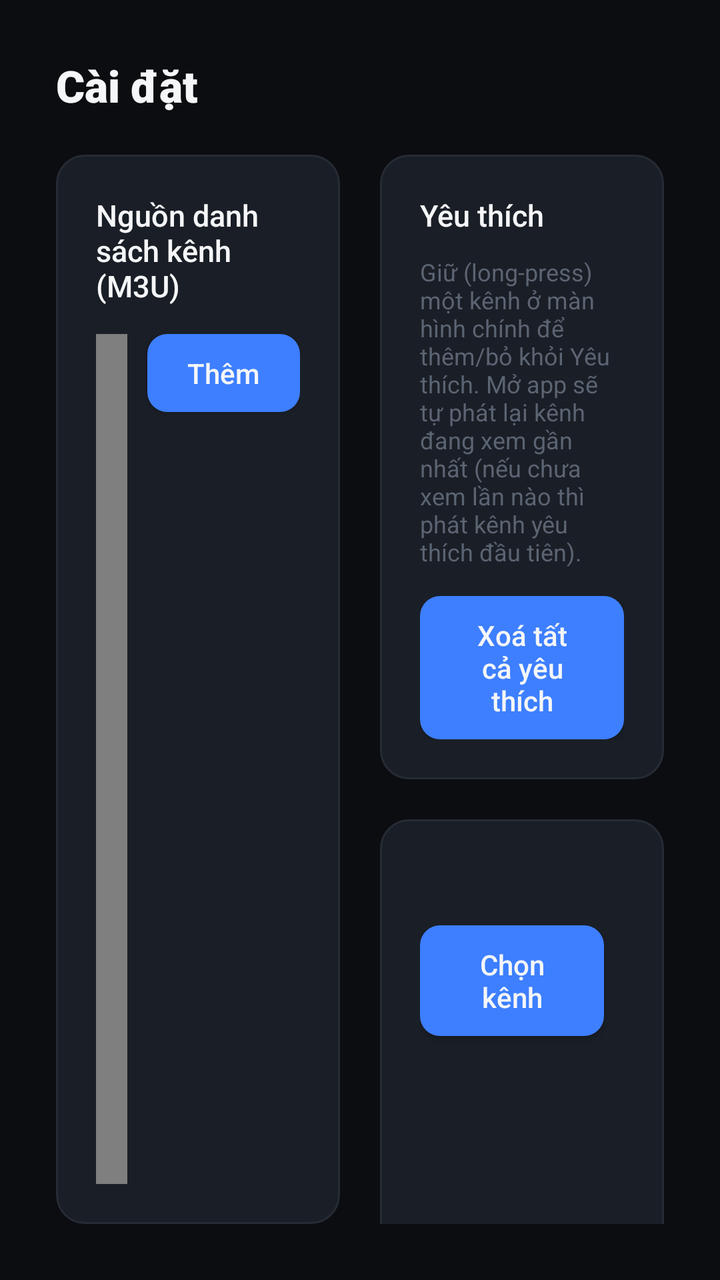
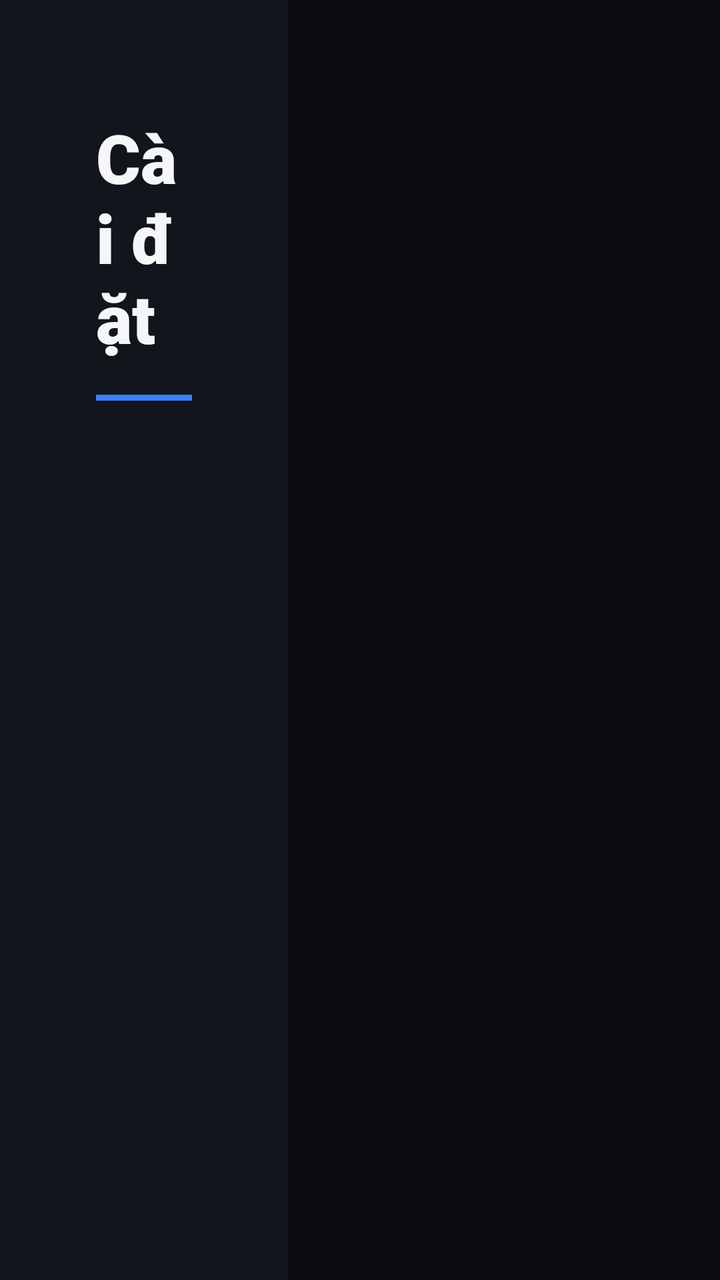

Screens rendered from an Android XML layout before and after an edit, with the pre-edit source and the edit as a unified diff.
<!-- AndroidManifest.xml: application theme Theme.VnTv -->
<!-- res/layout/activity_settings.xml -->
<?xml version="1.0" encoding="utf-8"?>
<LinearLayout xmlns:android="http://schemas.android.com/apk/res/android"
    android:layout_width="match_parent"
    android:layout_height="match_parent"
    android:orientation="vertical"
    android:background="@color/bg_base"
    android:padding="28dp">

    <TextView
        android:layout_width="match_parent"
        android:layout_height="wrap_content"
        android:text="@string/settings_screen_title"
        android:textColor="@color/text_primary"
        android:fontFamily="sans-serif-black"
        android:textSize="22sp"
        android:paddingBottom="20dp" />

    <LinearLayout
        android:layout_width="match_parent"
        android:layout_height="0dp"
        android:layout_weight="1"
        android:orientation="horizontal">

        <LinearLayout
            android:layout_width="0dp"
            android:layout_height="match_parent"
            android:layout_weight="1"
            android:layout_marginEnd="20dp"
            android:orientation="vertical"
            android:background="@drawable/card_background"
            android:padding="20dp">

            <TextView
                android:layout_width="match_parent"
                android:layout_height="wrap_content"
                android:text="@string/settings_title"
                android:textColor="@color/text_primary"
                android:fontFamily="sans-serif-medium"
                android:textSize="15sp"
                android:paddingBottom="14dp" />

            <LinearLayout
                android:layout_width="match_parent"
                android:layout_height="wrap_content"
                android:orientation="horizontal">

                <com.example.vntv.TvEditText
                    android:id="@+id/url_input"
                    android:layout_width="0dp"
                    android:layout_weight="1"
                    android:layout_height="wrap_content"
                    android:layout_marginEnd="10dp"
                    style="@style/Widget.VnTv.EditText"
                    android:inputType="textUri"
                    android:imeOptions="actionDone"
                    android:hint="@string/url_hint" />

                <Button
                    android:id="@+id/add_button"
                    android:layout_width="wrap_content"
                    android:layout_height="wrap_content"
                    style="@style/Widget.VnTv.Button"
                    android:text="@string/add" />
            </LinearLayout>

            <TextView
                android:layout_width="match_parent"
                android:layout_height="wrap_content"
                android:text="@string/remove_hint"
                android:textColor="@color/text_tertiary"
                android:textSize="12sp"
                android:paddingTop="12dp"
                android:paddingBottom="8dp" />

            <ListView
                android:id="@+id/url_list"
                android:layout_width="match_parent"
                android:layout_height="0dp"
                android:layout_weight="1"
                android:divider="@null"
                android:dividerHeight="4dp" />
        </LinearLayout>

        <ScrollView
            android:layout_width="0dp"
            android:layout_height="match_parent"
            android:layout_weight="1"
            android:scrollbars="none">

        <LinearLayout
            android:layout_width="match_parent"
            android:layout_height="wrap_content"
            android:orientation="vertical">

            <LinearLayout
                android:layout_width="match_parent"
                android:layout_height="wrap_content"
                android:orientation="vertical"
                android:background="@drawable/card_background"
                android:padding="20dp">

                <TextView
                    android:layout_width="match_parent"
                    android:layout_height="wrap_content"
                    android:text="@string/favorites_section_title"
                    android:textColor="@color/text_primary"
                    android:fontFamily="sans-serif-medium"
                    android:textSize="15sp"
                    android:paddingBottom="10dp" />

                <TextView
                    android:layout_width="match_parent"
                    android:layout_height="wrap_content"
                    android:text="@string/default_channel_hint"
                    android:textColor="@color/text_tertiary"
                    android:textSize="12sp"
                    android:paddingBottom="14dp" />

                <LinearLayout
                    android:layout_width="match_parent"
                    android:layout_height="wrap_content"
                    android:orientation="horizontal"
                    android:gravity="center_vertical">

                    <TextView
                        android:id="@+id/default_channel_value"
                        android:layout_width="0dp"
                        android:layout_weight="1"
                        android:layout_height="wrap_content"
                        android:textColor="@color/text_secondary"
                        android:textSize="14sp" />

                    <Button
                        android:id="@+id/clear_default_button"
                        android:layout_width="wrap_content"
                        android:layout_height="wrap_content"
                        style="@style/Widget.VnTv.Button"
                        android:text="@string/clear_favorites" />
                </LinearLayout>
            </LinearLayout>

            <LinearLayout
                android:layout_width="match_parent"
                android:layout_height="wrap_content"
                android:layout_marginTop="20dp"
                android:orientation="vertical"
                android:background="@drawable/card_background"
                android:padding="20dp">

                <TextView
                    android:id="@+id/hotkey_value"
                    android:layout_width="match_parent"
                    android:layout_height="wrap_content"
                    android:paddingBottom="14dp"
                    android:textColor="@color/text_secondary"
                    android:textSize="14sp" />

                <LinearLayout
                    android:layout_width="wrap_content"
                    android:layout_height="wrap_content"
                    android:layout_gravity="end"
                    android:orientation="horizontal">

                    <Button
                        android:id="@+id/hotkey_button"
                        android:layout_width="wrap_content"
                        android:layout_height="wrap_content"
                        android:layout_marginEnd="10dp"
                        style="@style/Widget.VnTv.Button"
                        android:text="@string/hotkey_choose" />

                    <Button
                        android:id="@+id/system_settings_button"
                        android:layout_width="wrap_content"
                        android:layout_height="wrap_content"
                        style="@style/Widget.VnTv.Button"
                        android:text="@string/system_settings" />
                </LinearLayout>
            </LinearLayout>

            <LinearLayout
                android:layout_width="match_parent"
                android:layout_height="wrap_content"
                android:layout_marginTop="20dp"
                android:orientation="vertical"
                android:background="@drawable/card_background"
                android:padding="20dp">

                <TextView
                    android:id="@+id/home_value"
                    android:layout_width="match_parent"
                    android:layout_height="wrap_content"
                    android:paddingBottom="14dp"
                    android:textColor="@color/text_secondary"
                    android:textSize="14sp" />

                <Button
                    android:id="@+id/home_button"
                    android:layout_width="wrap_content"
                    android:layout_height="wrap_content"
                    android:layout_gravity="end"
                    style="@style/Widget.VnTv.Button" />
            </LinearLayout>

            <LinearLayout
                android:layout_width="match_parent"
                android:layout_height="wrap_content"
                android:layout_marginTop="20dp"
                android:orientation="horizontal"
                android:gravity="center_vertical"
                android:background="@drawable/card_background"
                android:padding="20dp">

                <TextView
                    android:id="@+id/clock_value"
                    android:layout_width="0dp"
                    android:layout_weight="1"
                    android:layout_height="wrap_content"
                    android:textColor="@color/text_secondary"
                    android:textSize="14sp" />

                <Button
                    android:id="@+id/clock_button"
                    android:layout_width="wrap_content"
                    android:layout_height="wrap_content"
                    style="@style/Widget.VnTv.Button"
                    android:text="@string/clock_change" />
            </LinearLayout>
        </LinearLayout>
        </ScrollView>
    </LinearLayout>
</LinearLayout>
<!-- resources referenced by this layout -->
<resources>
  <color name="text_tertiary">#5B6472</color>
  <!-- drawable card_background (drawable) -->
  <?xml version="1.0" encoding="utf-8"?>
  <shape xmlns:android="http://schemas.android.com/apk/res/android" android:shape="rectangle">
      <solid android:color="@color/surface_card" />
      <corners android:radius="14dp" />
      <stroke android:width="1dp" android:color="@color/border_subtle" />
  </shape>
  <string name="add">Thêm</string>
  <string name="clear_favorites">Xoá tất cả yêu thích</string>
  <string name="clock_change">Đổi vị trí</string>
  <string name="default_channel_hint">Giữ (long-press) một kênh ở màn hình chính để thêm/bỏ khỏi Yêu thích. Mở app sẽ tự phát lại kênh đang xem gần nhất (nếu chưa xem lần nào thì phát kênh yêu thích đầu tiên).</string>
  <string name="favorites_section_title">Yêu thích</string>
  <string name="hotkey_choose">Chọn kênh</string>
  <string name="remove_hint">Giữ (long-press) một link để xoá</string>
  <string name="settings_title">Nguồn danh sách kênh (M3U)</string>
  <string name="system_settings">Cài đặt hệ thống</string>
  <string name="url_hint">Dán link .m3u / .m3u8</string>
  <style name="Widget.VnTv.Button" parent="Widget.AppCompat.Button">
          <item name="android:background">@drawable/button_background</item>
          <item name="android:textColor">@color/text_primary</item>
          <item name="android:textAllCaps">false</item>
          <item name="android:fontFamily">sans-serif-medium</item>
          <item name="android:paddingLeft">20dp</item>
          <item name="android:paddingRight">20dp</item>
          <item name="android:paddingTop">10dp</item>
          <item name="android:paddingBottom">10dp</item>
          <item name="android:minWidth">0dp</item>
          <item name="android:minHeight">0dp</item>
      </style>
  <style name="Widget.VnTv.EditText" parent="Widget.AppCompat.EditText">
          <item name="android:background">@drawable/edittext_background</item>
          <item name="android:textColor">@color/text_primary</item>
          <item name="android:textColorHint">@color/text_tertiary</item>
          <item name="android:paddingLeft">14dp</item>
          <item name="android:paddingRight">14dp</item>
          <item name="android:paddingTop">10dp</item>
          <item name="android:paddingBottom">10dp</item>
      </style>
  <color name="surface_card">#1A1E26</color>
  <color name="border_subtle">#262B35</color>
  <!-- drawable button_background (drawable) -->
  <?xml version="1.0" encoding="utf-8"?>
  <selector xmlns:android="http://schemas.android.com/apk/res/android">
      <item android:state_focused="true">
          <shape android:shape="rectangle">
              <solid android:color="@color/accent_light" />
              <corners android:radius="10dp" />
          </shape>
      </item>
      <item android:state_pressed="true">
          <shape android:shape="rectangle">
              <solid android:color="@color/accent_dark" />
              <corners android:radius="10dp" />
          </shape>
      </item>
      <item>
          <shape android:shape="rectangle">
              <solid android:color="@color/accent" />
              <corners android:radius="10dp" />
          </shape>
      </item>
  </selector>
  <!-- drawable edittext_background (drawable) -->
  <?xml version="1.0" encoding="utf-8"?>
  <selector xmlns:android="http://schemas.android.com/apk/res/android">
      <item android:state_focused="true">
          <shape android:shape="rectangle">
              <solid android:color="@color/surface_card_focused" />
              <corners android:radius="10dp" />
              <stroke android:width="2dp" android:color="@color/accent" />
          </shape>
      </item>
      <item>
          <shape android:shape="rectangle">
              <solid android:color="@color/surface_card" />
              <corners android:radius="10dp" />
              <stroke android:width="1dp" android:color="@color/border_subtle" />
          </shape>
      </item>
  </selector>
  <color name="accent_light">#6AA0FF</color>
  <color name="accent_dark">#2D63D6</color>
  <color name="surface_card_focused">#232935</color>
  <!-- unchanged entries left out for length: 7 -->
</resources>

<!-- the commit's change to res/layout/activity_settings.xml (unified diff, before → after) -->
@@ -2,231 +2,63 @@
 <LinearLayout xmlns:android="http://schemas.android.com/apk/res/android"
     android:layout_width="match_parent"
     android:layout_height="match_parent"
-    android:orientation="vertical"
-    android:background="@color/bg_base"
-    android:padding="28dp">
-
-    <TextView
-        android:layout_width="match_parent"
-        android:layout_height="wrap_content"
-        android:text="@string/settings_screen_title"
-        android:textColor="@color/text_primary"
-        android:fontFamily="sans-serif-black"
-        android:textSize="22sp"
-        android:paddingBottom="20dp" />
+    android:orientation="horizontal"
+    android:background="@color/bg_base">
 
     <LinearLayout
-        android:layout_width="match_parent"
-        android:layout_height="0dp"
-        android:layout_weight="1"
-        android:orientation="horizontal">
+        android:layout_width="0dp"
+        android:layout_height="match_parent"
+        android:layout_weight="2"
+        android:orientation="vertical"
+        android:background="@color/surface_sidebar"
+        android:paddingHorizontal="48dp"
+        android:paddingTop="56dp">
+
+        <TextView
+            android:layout_width="match_parent"
+            android:layout_height="wrap_content"
+            android:text="@string/settings_screen_title"
+            android:textColor="@color/text_primary"
+            android:fontFamily="sans-serif-black"
+            android:textSize="34sp" />
+
+        <View
+            android:layout_width="48dp"
+            android:layout_height="3dp"
+            android:layout_marginTop="16dp"
+            android:layout_marginBottom="40dp"
+            android:background="@color/accent" />
+
+        <TextView
+            android:id="@+id/detail_title"
+            android:layout_width="match_parent"
+            android:layout_height="wrap_content"
+            android:textColor="@color/text_primary"
+            android:fontFamily="sans-serif-medium"
+            android:textSize="24sp" />
+
+        <TextView
+            android:id="@+id/detail_text"
+            android:layout_width="match_parent"
+            android:layout_height="wrap_content"
+            android:layout_marginTop="14dp"
+            android:lineSpacingExtra="6dp"
+            android:textColor="@color/text_secondary"
+            android:textSize="18sp" />
+    </LinearLayout>
+
+    <ScrollView
+        android:layout_width="0dp"
+        android:layout_height="match_parent"
+        android:layout_weight="3"
+        android:scrollbars="none">
 
         <LinearLayout
-            android:layout_width="0dp"
-            android:layout_height="match_parent"
-            android:layout_weight="1"
-            android:layout_marginEnd="20dp"
-            android:orientation="vertical"
-            android:background="@drawable/card_background"
-            android:padding="20dp">
-
-            <TextView
-                android:layout_width="match_parent"
-                android:layout_height="wrap_content"
-                android:text="@string/settings_title"
-                android:textColor="@color/text_primary"
-                android:fontFamily="sans-serif-medium"
-                android:textSize="15sp"
-                android:paddingBottom="14dp" />
-
-            <LinearLayout
-                android:layout_width="match_parent"
-                android:layout_height="wrap_content"
-                android:orientation="horizontal">
-
-                <com.example.vntv.TvEditText
-                    android:id="@+id/url_input"
-                    android:layout_width="0dp"
-                    android:layout_weight="1"
-                    android:layout_height="wrap_content"
-                    android:layout_marginEnd="10dp"
-                    style="@style/Widget.VnTv.EditText"
-                    android:inputType="textUri"
-                    android:imeOptions="actionDone"
-                    android:hint="@string/url_hint" />
-
-                <Button
-                    android:id="@+id/add_button"
-                    android:layout_width="wrap_content"
-                    android:layout_height="wrap_content"
-                    style="@style/Widget.VnTv.Button"
-                    android:text="@string/add" />
-            </LinearLayout>
-
-            <TextView
-                android:layout_width="match_parent"
-                android:layout_height="wrap_content"
-                android:text="@string/remove_hint"
-                android:textColor="@color/text_tertiary"
-                android:textSize="12sp"
-                android:paddingTop="12dp"
-                android:paddingBottom="8dp" />
-
-            <ListView
-                android:id="@+id/url_list"
-                android:layout_width="match_parent"
-                android:layout_height="0dp"
-                android:layout_weight="1"
-                android:divider="@null"
-                android:dividerHeight="4dp" />
-        </LinearLayout>
-
-        <ScrollView
-            android:layout_width="0dp"
-            android:layout_height="match_parent"
-            android:layout_weight="1"
-            android:scrollbars="none">
-
-        <LinearLayout
+            android:id="@+id/settings_list"
             android:layout_width="match_parent"
             android:layout_height="wrap_content"
-            android:orientation="vertical">
-
-            <LinearLayout
-                android:layout_width="match_parent"
-                android:layout_height="wrap_content"
-                android:orientation="vertical"
-                android:background="@drawable/card_background"
-                android:padding="20dp">
-
-                <TextView
-                    android:layout_width="match_parent"
-                    android:layout_height="wrap_content"
-                    android:text="@string/favorites_section_title"
-                    android:textColor="@color/text_primary"
-                    android:fontFamily="sans-serif-medium"
-                    android:textSize="15sp"
-                    android:paddingBottom="10dp" />
-
-                <TextView
-                    android:layout_width="match_parent"
-                    android:layout_height="wrap_content"
-                    android:text="@string/default_channel_hint"
-                    android:textColor="@color/text_tertiary"
-                    android:textSize="12sp"
-                    android:paddingBottom="14dp" />
-
-                <LinearLayout
-                    android:layout_width="match_parent"
-                    android:layout_height="wrap_content"
-                    android:orientation="horizontal"
-                    android:gravity="center_vertical">
-
-                    <TextView
-                        android:id="@+id/default_channel_value"
-                        android:layout_width="0dp"
-                        android:layout_weight="1"
-                        android:layout_height="wrap_content"
-                        android:textColor="@color/text_secondary"
-                        android:textSize="14sp" />
-
-                    <Button
-                        android:id="@+id/clear_default_button"
-                        android:layout_width="wrap_content"
-                        android:layout_height="wrap_content"
-                        style="@style/Widget.VnTv.Button"
-                        android:text="@string/clear_favorites" />
-                </LinearLayout>
-            </LinearLayout>
-
-            <LinearLayout
-                android:layout_width="match_parent"
-                android:layout_height="wrap_content"
-                android:layout_marginTop="20dp"
-                android:orientation="vertical"
-                android:background="@drawable/card_background"
-                android:padding="20dp">
-
-                <TextView
-                    android:id="@+id/hotkey_value"
-                    android:layout_width="match_parent"
-                    android:layout_height="wrap_content"
-                    android:paddingBottom="14dp"
-                    android:textColor="@color/text_secondary"
-                    android:textSize="14sp" />
-
-                <LinearLayout
-                    android:layout_width="wrap_content"
-                    android:layout_height="wrap_content"
-                    android:layout_gravity="end"
-                    android:orientation="horizontal">
-
-                    <Button
-                        android:id="@+id/hotkey_button"
-                        android:layout_width="wrap_content"
-                        android:layout_height="wrap_content"
-                        android:layout_marginEnd="10dp"
-                        style="@style/Widget.VnTv.Button"
-                        android:text="@string/hotkey_choose" />
-
-                    <Button
-                        android:id="@+id/system_settings_button"
-                        android:layout_width="wrap_content"
-                        android:layout_height="wrap_content"
-                        style="@style/Widget.VnTv.Button"
-                        android:text="@string/system_settings" />
-                </LinearLayout>
-            </LinearLayout>
-
-            <LinearLayout
-                android:layout_width="match_parent"
-                android:layout_height="wrap_content"
-                android:layout_marginTop="20dp"
-                android:orientation="vertical"
-                android:background="@drawable/card_background"
-                android:padding="20dp">
-
-                <TextView
-                    android:id="@+id/home_value"
-                    android:layout_width="match_parent"
-                    android:layout_height="wrap_content"
-                    android:paddingBottom="14dp"
-                    android:textColor="@color/text_secondary"
-                    android:textSize="14sp" />
-
-                <Button
-                    android:id="@+id/home_button"
-                    android:layout_width="wrap_content"
-                    android:layout_height="wrap_content"
-                    android:layout_gravity="end"
-                    style="@style/Widget.VnTv.Button" />
-            </LinearLayout>
-
-            <LinearLayout
-                android:layout_width="match_parent"
-                android:layout_height="wrap_content"
-                android:layout_marginTop="20dp"
-                android:orientation="horizontal"
-                android:gravity="center_vertical"
-                android:background="@drawable/card_background"
-                android:padding="20dp">
-
-                <TextView
-                    android:id="@+id/clock_value"
-                    android:layout_width="0dp"
-                    android:layout_weight="1"
-                    android:layout_height="wrap_content"
-                    android:textColor="@color/text_secondary"
-                    android:textSize="14sp" />
-
-                <Button
-                    android:id="@+id/clock_button"
-                    android:layout_width="wrap_content"
-                    android:layout_height="wrap_content"
-                    style="@style/Widget.VnTv.Button"
-                    android:text="@string/clock_change" />
-            </LinearLayout>
-        </LinearLayout>
-        </ScrollView>
-    </LinearLayout>
+            android:orientation="vertical"
+            android:paddingTop="40dp"
+            android:paddingBottom="40dp" />
+    </ScrollView>
 </LinearLayout>
<!-- resource entries referenced after the edit -->
@@ -1,89 +1,6 @@
 <!-- resources referenced by this layout -->
 <resources>
-  <color name="text_tertiary">#5B6472</color>
-  <!-- drawable card_background (drawable) -->
-  <?xml version="1.0" encoding="utf-8"?>
-  <shape xmlns:android="http://schemas.android.com/apk/res/android" android:shape="rectangle">
-      <solid android:color="@color/surface_card" />
-      <corners android:radius="14dp" />
-      <stroke android:width="1dp" android:color="@color/border_subtle" />
-  </shape>
-  <string name="add">Thêm</string>
-  <string name="clear_favorites">Xoá tất cả yêu thích</string>
-  <string name="clock_change">Đổi vị trí</string>
-  <string name="default_channel_hint">Giữ (long-press) một kênh ở màn hình chính để thêm/bỏ khỏi Yêu thích. Mở app sẽ tự phát lại kênh đang xem gần nhất (nếu chưa xem lần nào thì phát kênh yêu thích đầu tiên).</string>
-  <string name="favorites_section_title">Yêu thích</string>
-  <string name="hotkey_choose">Chọn kênh</string>
-  <string name="remove_hint">Giữ (long-press) một link để xoá</string>
-  <string name="settings_title">Nguồn danh sách kênh (M3U)</string>
-  <string name="system_settings">Cài đặt hệ thống</string>
-  <string name="url_hint">Dán link .m3u / .m3u8</string>
-  <style name="Widget.VnTv.Button" parent="Widget.AppCompat.Button">
-          <item name="android:background">@drawable/button_background</item>
-          <item name="android:textColor">@color/text_primary</item>
-          <item name="android:textAllCaps">false</item>
-          <item name="android:fontFamily">sans-serif-medium</item>
-          <item name="android:paddingLeft">20dp</item>
-          <item name="android:paddingRight">20dp</item>
-          <item name="android:paddingTop">10dp</item>
-          <item name="android:paddingBottom">10dp</item>
-          <item name="android:minWidth">0dp</item>
-          <item name="android:minHeight">0dp</item>
-      </style>
-  <style name="Widget.VnTv.EditText" parent="Widget.AppCompat.EditText">
-          <item name="android:background">@drawable/edittext_background</item>
-          <item name="android:textColor">@color/text_primary</item>
-          <item name="android:textColorHint">@color/text_tertiary</item>
-          <item name="android:paddingLeft">14dp</item>
-          <item name="android:paddingRight">14dp</item>
-          <item name="android:paddingTop">10dp</item>
-          <item name="android:paddingBottom">10dp</item>
-      </style>
-  <color name="surface_card">#1A1E26</color>
-  <color name="border_subtle">#262B35</color>
-  <!-- drawable button_background (drawable) -->
-  <?xml version="1.0" encoding="utf-8"?>
-  <selector xmlns:android="http://schemas.android.com/apk/res/android">
-      <item android:state_focused="true">
-          <shape android:shape="rectangle">
-              <solid android:color="@color/accent_light" />
-              <corners android:radius="10dp" />
-          </shape>
-      </item>
-      <item android:state_pressed="true">
-          <shape android:shape="rectangle">
-              <solid android:color="@color/accent_dark" />
-              <corners android:radius="10dp" />
-          </shape>
-      </item>
-      <item>
-          <shape android:shape="rectangle">
-              <solid android:color="@color/accent" />
-              <corners android:radius="10dp" />
-          </shape>
-      </item>
-  </selector>
-  <!-- drawable edittext_background (drawable) -->
-  <?xml version="1.0" encoding="utf-8"?>
-  <selector xmlns:android="http://schemas.android.com/apk/res/android">
-      <item android:state_focused="true">
-          <shape android:shape="rectangle">
-              <solid android:color="@color/surface_card_focused" />
-              <corners android:radius="10dp" />
-              <stroke android:width="2dp" android:color="@color/accent" />
-          </shape>
-      </item>
-      <item>
-          <shape android:shape="rectangle">
-              <solid android:color="@color/surface_card" />
-              <corners android:radius="10dp" />
-              <stroke android:width="1dp" android:color="@color/border_subtle" />
-          </shape>
-      </item>
-  </selector>
-  <color name="accent_light">#6AA0FF</color>
-  <color name="accent_dark">#2D63D6</color>
-  <color name="surface_card_focused">#232935</color>
+  <color name="surface_sidebar">#12151B</color>
   <!-- unchanged entries left out for length: 7 -->
 </resources>
 
